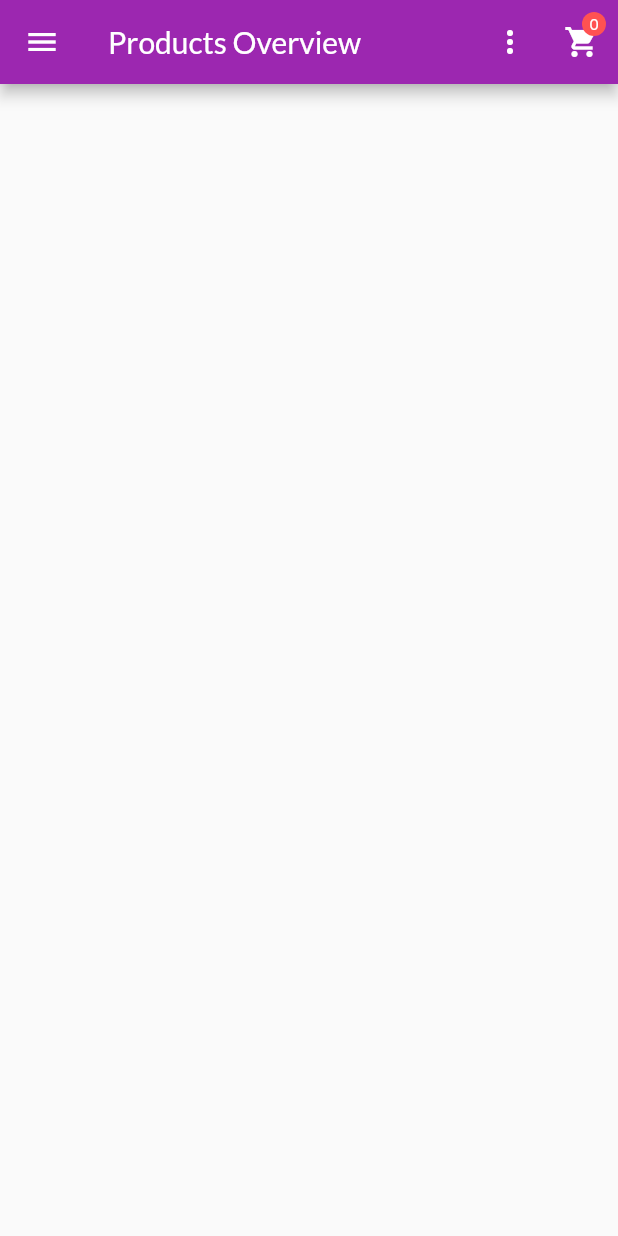
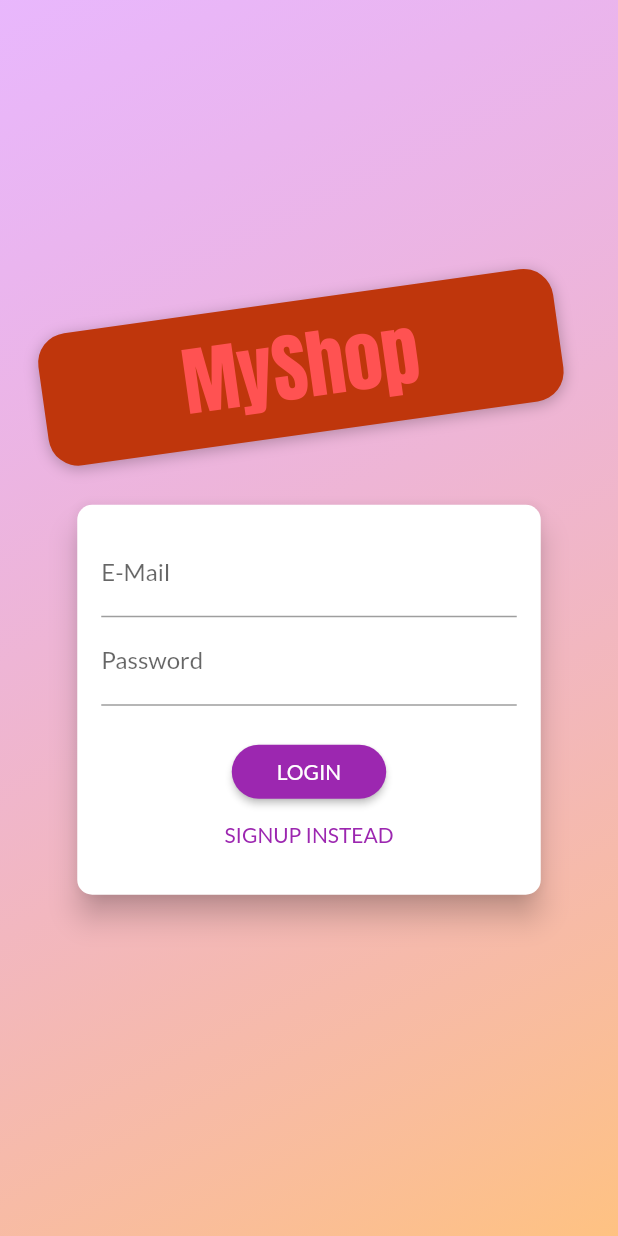
Before and after one commit to danielkerwin/flutter_training, a Flutter app: the screen it shows after launch, on a phone screen of 412 x 824 dp. Run offline on Flutter 3.47's test engine with Material 2 defaults, Android fonts, the phone set to English and light mode, and no system bars.

Commit message:
chore: integrate auth

```diff
--- a/shop_app/lib/constants/constants.dart
+++ b/shop_app/lib/constants/constants.dart
@@ -1,2 +1,10 @@
-const databaseUrl =
-    'https://flutter-training-bbbe2-default-rtdb.asia-southeast1.firebasedatabase.app';
+abstract class Api {
+  static String database =
+      'https://flutter-training-bbbe2-default-rtdb.asia-southeast1.firebasedatabase.app';
+  static String signup =
+      'https://identitytoolkit.googleapis.com/v1/accounts:signUp';
+  static String signin =
+      'https://identitytoolkit.googleapis.com/v1/accounts:signInWithPassword';
+}
+
+const apiKey = 'AIzaSyA9XkIGLlGOc5OfAhCclKIYUgZXPT_GO_o';
--- a/shop_app/lib/main.dart
+++ b/shop_app/lib/main.dart
@@ -1,8 +1,10 @@
 import 'package:flutter/material.dart';
 import 'package:provider/provider.dart';
+import 'package:shop_app/providers/auth.provider.dart';
 import 'package:shop_app/providers/carts.provider.dart';
 import 'package:shop_app/providers/orders.provider.dart';
 import 'package:shop_app/providers/products.provider.dart';
+import 'package:shop_app/screens/auth_screen.dart';
 import 'package:shop_app/screens/cart.screen.dart';
 import 'package:shop_app/screens/edit_product.screen.dart';
 import 'package:shop_app/screens/orders.screen.dart';
@@ -26,28 +28,48 @@ class MyApp extends StatelessWidget {
     );
     return MultiProvider(
       providers: [
-        ChangeNotifierProvider(create: (_) => Products()),
-        ChangeNotifierProvider(create: (_) => Carts()),
-        ChangeNotifierProvider(create: (_) => Orders()),
+        ChangeNotifierProvider<Auth>(create: (_) => Auth()),
+        ChangeNotifierProxyProvider<Auth, Products>(
+          create: (_) => Products(),
+          update: (_, auth, products) {
+            products?.authToken = auth.token;
+            return products as Products;
+          },
+        ),
+        ChangeNotifierProxyProvider<Auth, Orders>(
+          create: (_) => Orders(),
+          update: (_, auth, orders) {
+            orders?.authToken = auth.token;
+            return orders as Orders;
+          },
+        ),
+        ChangeNotifierProvider<Carts>(create: (_) => Carts()),
       ],
-      child: MaterialApp(
+      child: Consumer<Auth>(
+          builder: (_, auth, __) => MaterialApp(
                 title: 'MyShop',
                 theme: theme.copyWith(
                   colorScheme: theme.colorScheme.copyWith(
                     secondary: Colors.redAccent,
                   ),
                 ),
-        initialRoute: ProductsOverviewScreen.routeName,
+                home: auth.isAuth
+                    ? const ProductsOverviewScreen()
+                    : const AuthScreen(),
                 routes: {
                   ProductsOverviewScreen.routeName: (ctx) =>
                       const ProductsOverviewScreen(),
-          ProductDetailScreen.routeName: (ctx) => const ProductDetailScreen(),
+                  ProductDetailScreen.routeName: (ctx) =>
+                      const ProductDetailScreen(),
                   CartScreen.routeName: (ctx) => const CartScreen(),
                   OrdersScreen.routeName: (ctx) => const OrdersScreen(),
-          UserProductsScreen.routeName: (ctx) => const UserProductsScreen(),
-          EditProductScreen.routeName: (ctx) => const EditProductScreen(),
+                  UserProductsScreen.routeName: (ctx) =>
+                      const UserProductsScreen(),
+                  EditProductScreen.routeName: (ctx) =>
+                      const EditProductScreen(),
+                  AuthScreen.routeName: (ctx) => const AuthScreen(),
                 },
-      ),
+              )),
     );
   }
 }
--- /dev/null
+++ b/shop_app/lib/models/auth.model.dart
@@ -0,0 +1,9 @@
+class AuthData {
+  String email;
+  String password;
+
+  AuthData({
+    required this.email,
+    required this.password,
+  });
+}
--- /dev/null
+++ b/shop_app/lib/providers/auth.provider.dart
@@ -0,0 +1,62 @@
+import 'dart:convert';
+
+import 'package:flutter/material.dart';
+import 'package:shop_app/constants/constants.dart';
+import 'package:http/http.dart' as http;
+
+class Auth with ChangeNotifier {
+  String? _token;
+  DateTime? _expiresIn;
+  String? _userId;
+
+  bool get isAuth {
+    return token != null;
+  }
+
+  String? get token {
+    final currentDate = DateTime.now();
+    if (_expiresIn != null && _token != null) {
+      if (_expiresIn!.isAfter(currentDate)) {
+        return _token;
+      }
+    }
+    return null;
+  }
+
+  void logout() {
+    _token = null;
+    _expiresIn = null;
+    _userId = null;
+    notifyListeners();
+  }
+
+  Future _login(Uri url, String email, String password) async {
+    final response = await http.post(
+      url,
+      body: json.encode({
+        'email': email,
+        'password': password,
+        'returnSecureToken': true,
+      }),
+    );
+
+    final data = json.decode(response.body) as Map<String, dynamic>;
+    _token = data['idToken'];
+    _expiresIn = DateTime.now().add(
+      Duration(
+        seconds: int.parse(data['expiresIn']),
+      ),
+    );
+    _userId = data['localId'];
+  }
+
+  Future<void> signUp(String email, String password) async {
+    final url = Uri.parse('${Api.signup}?key=$apiKey');
+    await _login(url, email, password);
+  }
+
+  Future<void> signIn(String email, String password) async {
+    final url = Uri.parse('${Api.signin}?key=$apiKey');
+    await _login(url, email, password);
+  }
+}
--- a/shop_app/lib/providers/product.provider.dart
+++ b/shop_app/lib/providers/product.provider.dart
@@ -6,6 +6,7 @@ import 'package:shop_app/constants/constants.dart';
 import 'package:shop_app/models/http_exception.model.dart';
 
 class Product with ChangeNotifier {
+  String? _authToken;
   final String id;
   final String title;
   final String description;
@@ -22,12 +23,16 @@ class Product with ChangeNotifier {
     this.isFavorite = false,
   });
 
+  set authToken(String? token) {
+    _authToken = token;
+  }
+
   Future<void> toggleFavoriteStatus() async {
     final current = isFavorite;
     isFavorite = !isFavorite;
     notifyListeners();
 
-    final url = Uri.parse('$databaseUrl/products/$id.json');
+    final url = Uri.parse('${Api.database}/products/$id.json?auth=$_authToken');
     try {
       final response = await http.patch(
         url,
--- a/shop_app/lib/providers/products.provider.dart
+++ b/shop_app/lib/providers/products.provider.dart
@@ -7,7 +7,12 @@ import 'package:shop_app/models/http_exception.model.dart';
 import 'package:shop_app/providers/product.provider.dart';
 
 class Products with ChangeNotifier {
+  String? _authToken;
   List<Product> _items = [];
+
+  set authToken(String? token) {
+    _authToken = token;
+  }
 
   List<Product> get items {
     return [..._items];
@@ -26,7 +31,7 @@ class Products with ChangeNotifier {
   }
 
   Future<void> fetchAndSetProducts() async {
-    final url = Uri.parse('$databaseUrl/products.json');
+    final url = Uri.parse('${Api.database}/products.json?auth=$_authToken');
     // try {
     final response = await http.get(url);
     if (response.statusCode >= 400) {
@@ -51,7 +56,7 @@ class Products with ChangeNotifier {
   }
 
   Future<void> addOne(Product item) async {
-    final url = Uri.parse('$databaseUrl/products.json');
+    final url = Uri.parse('${Api.database}/products.json?auth=$_authToken');
     try {
       final response = await http.post(
         url,
@@ -81,7 +86,8 @@ class Products with ChangeNotifier {
   }
 
   Future<void> updateOne(Product item) async {
-    final url = Uri.parse('$databaseUrl/products/${item.id}.json');
+    final url =
+        Uri.parse('${Api.database}/products/${item.id}.json?auth=$_authToken');
     final index = _items.indexWhere((el) => el.id == item.id);
     try {
       await http.patch(
@@ -108,7 +114,7 @@ class Products with ChangeNotifier {
     _items.removeAt(index);
     notifyListeners();
 
-    final url = Uri.parse('$databaseUrl/products/$id');
+    final url = Uri.parse('${Api.database}/products/$id.json?auth=$_authToken');
     try {
       final response = await http.delete(url);
       if (response.statusCode >= 400) {
--- /dev/null
+++ b/shop_app/lib/screens/auth_screen.dart
@@ -0,0 +1,255 @@
+import 'dart:math';
+
+import 'package:flutter/material.dart';
+import 'package:provider/provider.dart';
+import 'package:shop_app/models/auth.model.dart';
+import 'package:shop_app/providers/auth.provider.dart';
+import 'package:shop_app/screens/products_overview.screen.dart';
+
+enum AuthMode { signup, login }
+
+class AuthScreen extends StatelessWidget {
+  static const routeName = '/auth';
+
+  const AuthScreen({Key? key}) : super(key: key);
+
+  @override
+  Widget build(BuildContext context) {
+    final deviceSize = MediaQuery.of(context).size;
+    // final transformConfig = Matrix4.rotationZ(-8 * pi / 180);
+    // transformConfig.translate(-10.0);
+    return Scaffold(
+      // resizeToAvoidBottomInset: false,
+      body: Stack(
+        children: <Widget>[
+          Container(
+            decoration: BoxDecoration(
+              gradient: LinearGradient(
+                colors: [
+                  const Color.fromRGBO(215, 117, 255, 1).withOpacity(0.5),
+                  const Color.fromRGBO(255, 188, 117, 1).withOpacity(0.9),
+                ],
+                begin: Alignment.topLeft,
+                end: Alignment.bottomRight,
+                stops: const [0, 1],
+              ),
+            ),
+          ),
+          SingleChildScrollView(
+            child: SizedBox(
+              height: deviceSize.height,
+              width: deviceSize.width,
+              child: Column(
+                mainAxisAlignment: MainAxisAlignment.center,
+                crossAxisAlignment: CrossAxisAlignment.center,
+                children: <Widget>[
+                  Flexible(
+                    child: Container(
+                      margin: const EdgeInsets.only(bottom: 20.0),
+                      padding: const EdgeInsets.symmetric(
+                          vertical: 8.0, horizontal: 94.0),
+                      transform: Matrix4.rotationZ(-8 * pi / 180)
+                        ..translate(-10.0),
+                      decoration: BoxDecoration(
+                        borderRadius: BorderRadius.circular(20),
+                        color: Colors.deepOrange.shade900,
+                        boxShadow: const [
+                          BoxShadow(
+                            blurRadius: 8,
+                            color: Colors.black26,
+                            offset: Offset(0, 2),
+                          )
+                        ],
+                      ),
+                      child: Text(
+                        'MyShop',
+                        style: TextStyle(
+                          color: Theme.of(context).colorScheme.secondary,
+                          fontSize: 50,
+                          fontFamily: 'Anton',
+                          fontWeight: FontWeight.normal,
+                        ),
+                      ),
+                    ),
+                  ),
+                  Flexible(
+                    flex: deviceSize.width > 600 ? 2 : 1,
+                    child: const AuthCard(),
+                  ),
+                ],
+              ),
+            ),
+          ),
+        ],
+      ),
+    );
+  }
+}
+
+class AuthCard extends StatefulWidget {
+  const AuthCard({
+    Key? key,
+  }) : super(key: key);
+
+  @override
+  _AuthCardState createState() => _AuthCardState();
+}
+
+class _AuthCardState extends State<AuthCard> {
+  final GlobalKey<FormState> _formKey = GlobalKey();
+  AuthMode _authMode = AuthMode.login;
+  final AuthData _authData = AuthData(email: '', password: '');
+  var _isLoading = false;
+  final _passwordController = TextEditingController();
+
+  void _submit() async {
+    if (!_formKey.currentState!.validate()) {
+      // Invalid!
+      return;
+    }
+    _formKey.currentState!.save();
+    setState(() {
+      _isLoading = true;
+    });
+    if (_authMode == AuthMode.login) {
+      await Provider.of<Auth>(context, listen: false).signIn(
+        _authData.email,
+        _authData.password,
+      );
+    } else {
+      await Provider.of<Auth>(context, listen: false).signUp(
+        _authData.email,
+        _authData.password,
+      );
+    }
+    Navigator.of(context)
+        .pushReplacementNamed(ProductsOverviewScreen.routeName);
+    setState(() {
+      _isLoading = false;
+    });
+  }
+
+  void _switchAuthMode() {
+    if (_authMode == AuthMode.login) {
+      setState(() {
+        _authMode = AuthMode.signup;
+      });
+    } else {
+      setState(() {
+        _authMode = AuthMode.login;
+      });
+    }
+  }
+
+  @override
+  Widget build(BuildContext context) {
+    final deviceSize = MediaQuery.of(context).size;
+    return Card(
+      shape: RoundedRectangleBorder(
+        borderRadius: BorderRadius.circular(10.0),
+      ),
+      elevation: 8.0,
+      child: Container(
+        height: _authMode == AuthMode.signup ? 320 : 260,
+        constraints:
+            BoxConstraints(minHeight: _authMode == AuthMode.signup ? 320 : 260),
+        width: deviceSize.width * 0.75,
+        padding: const EdgeInsets.all(16.0),
+        child: Form(
+          key: _formKey,
+          child: SingleChildScrollView(
+            child: Column(
+              children: <Widget>[
+                TextFormField(
+                  decoration: const InputDecoration(labelText: 'E-Mail'),
+                  keyboardType: TextInputType.emailAddress,
+                  validator: (value) {
+                    if (value == null) {
+                      return 'Email required';
+                    }
+                    if (value.isEmpty || !value.contains('@')) {
+                      return 'Invalid email!';
+                    }
+                    return null;
+                  },
+                  onSaved: (value) {
+                    _authData.email = value ?? '';
+                  },
+                ),
+                TextFormField(
+                  decoration: const InputDecoration(labelText: 'Password'),
+                  obscureText: true,
+                  controller: _passwordController,
+                  validator: (value) {
+                    if (value == null) {
+                      return 'Password required';
+                    }
+                    if (value.isEmpty || value.length < 5) {
+                      return 'Password is too short!';
+                    }
+                    return null;
+                  },
+                  onSaved: (value) {
+                    _authData.password = value ?? '';
+                  },
+                ),
+                if (_authMode == AuthMode.signup)
+                  TextFormField(
+                    enabled: _authMode == AuthMode.signup,
+                    decoration:
+                        const InputDecoration(labelText: 'Confirm Password'),
+                    obscureText: true,
+                    validator: _authMode == AuthMode.signup
+                        ? (value) {
+                            if (value != _passwordController.text) {
+                              return 'Passwords do not match!';
+                            }
+                            return null;
+                          }
+                        : null,
+                  ),
+                const SizedBox(
+                  height: 20,
+                ),
+                if (_isLoading)
+                  const CircularProgressIndicator()
+                else
+                  ElevatedButton(
+                    child:
+                        Text(_authMode == AuthMode.login ? 'LOGIN' : 'SIGN UP'),
+                    onPressed: _submit,
+                    style: ElevatedButton.styleFrom(
+                      primary: Theme.of(context).primaryColor,
+                      onPrimary:
+                          Theme.of(context).primaryTextTheme.button?.color,
+                      padding: const EdgeInsets.symmetric(
+                          horizontal: 30.0, vertical: 8.0),
+                      shape: RoundedRectangleBorder(
+                        borderRadius: BorderRadius.circular(30),
+                      ),
+                    ),
+                  ),
+                TextButton(
+                  child: Text(
+                    '${_authMode == AuthMode.login ? 'SIGNUP' : 'LOGIN'} INSTEAD',
+                    style: TextStyle(
+                      color: Theme.of(context).primaryColor,
+                    ),
+                  ),
+                  onPressed: _switchAuthMode,
+                  style: TextButton.styleFrom(
+                    padding: const EdgeInsets.symmetric(
+                      horizontal: 30.0,
+                      vertical: 4,
+                    ),
+                    tapTargetSize: MaterialTapTargetSize.shrinkWrap,
+                  ),
+                ),
+              ],
+            ),
+          ),
+        ),
+      ),
+    );
+  }
+}
--- a/shop_app/lib/screens/cart.screen.dart
+++ b/shop_app/lib/screens/cart.screen.dart
@@ -3,7 +3,6 @@ import 'package:provider/provider.dart';
 import 'package:shop_app/providers/carts.provider.dart';
 import 'package:shop_app/widgets/cart_item.dart';
 import 'package:shop_app/widgets/cart_summary.dart';
-import 'package:shop_app/widgets/main_drawer.dart';
 
 class CartScreen extends StatelessWidget {
   static const routeName = '/cart';
--- a/shop_app/lib/screens/product_detail.screen.dart
+++ b/shop_app/lib/screens/product_detail.screen.dart
@@ -1,7 +1,6 @@
 import 'package:flutter/material.dart';
 import 'package:provider/provider.dart';
 import 'package:shop_app/providers/products.provider.dart';
-import 'package:shop_app/widgets/main_drawer.dart';
 
 class ProductDetailScreen extends StatelessWidget {
   static const routeName = '/product-detail';
--- a/shop_app/lib/widgets/cart_item.dart
+++ b/shop_app/lib/widgets/cart_item.dart
@@ -1,4 +1,3 @@
-import 'package:flutter/cupertino.dart';
 import 'package:flutter/material.dart';
 import 'package:provider/provider.dart';
 import 'package:shop_app/providers/carts.provider.dart';
--- a/shop_app/lib/widgets/cart_summary.dart
+++ b/shop_app/lib/widgets/cart_summary.dart
@@ -1,7 +1,5 @@
 import 'package:flutter/material.dart';
-import 'package:provider/provider.dart';
 import 'package:shop_app/providers/carts.provider.dart';
-import 'package:shop_app/providers/orders.provider.dart';
 import 'package:shop_app/widgets/cart_summary_submit.dart';
 
 class CartSummary extends StatelessWidget {
--- a/shop_app/lib/widgets/user_product_item.dart
+++ b/shop_app/lib/widgets/user_product_item.dart
@@ -18,7 +18,6 @@ class UserProductItem extends StatelessWidget {
 
   @override
   Widget build(BuildContext context) {
-    final scaffold = ScaffoldMessenger.of(context);
     final products = Provider.of<Products>(context, listen: false);
     return ListTile(
       title: Text(title),
```
Also changed, not shown: shop_app/lib/mock_data.dart (deleted, +0 -37 lines), shop_app/lib/providers/orders.provider.dart (+7 -3 lines), shop_app/lib/widgets/main_drawer.dart (+7 -0 lines), 4 other files. Lines whose indentation alone changed are shown as unchanged.
